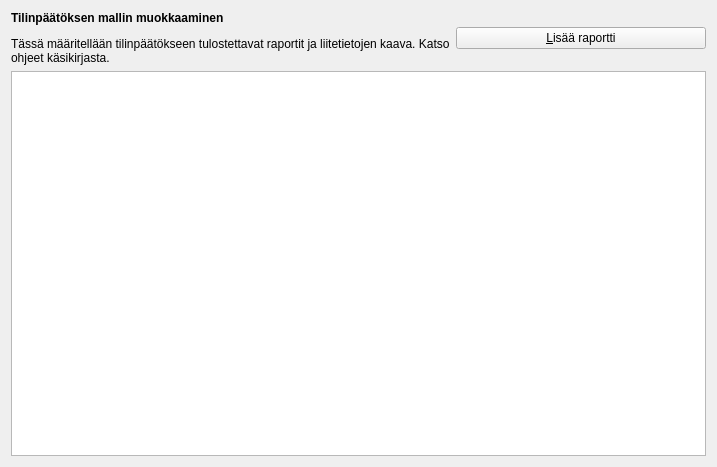
Old version of the form kitupiikki/maaritys/kaavaeditori.ui in the repository artoh/kitupiikki.
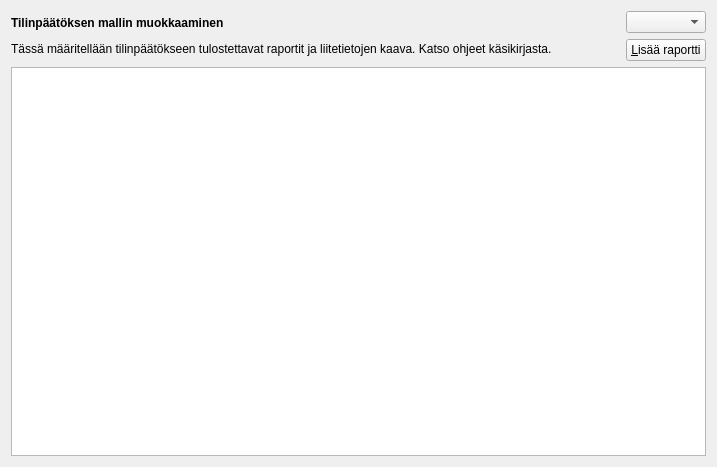
New version of the form. Icons and pictures are not drawn.

The edit to the form file:
```diff
--- a/kitupiikki/maaritys/kaavaeditori.ui
+++ b/kitupiikki/maaritys/kaavaeditori.ui
@@ -13,9 +13,9 @@
   <property name="windowTitle">
    <string>Form</string>
   </property>
-  <layout class="QVBoxLayout" name="verticalLayout">
+  <layout class="QVBoxLayout" name="verticalLayout_2">
    <item>
-    <layout class="QHBoxLayout" name="horizontalLayout">
+    <layout class="QHBoxLayout" name="horizontalLayout" stretch="1,0">
      <item>
       <widget class="QLabel" name="label">
        <property name="text">
@@ -27,6 +27,11 @@
       </widget>
      </item>
      <item>
+      <layout class="QVBoxLayout" name="verticalLayout">
+       <item>
+        <widget class="QComboBox" name="kieliCombo"/>
+       </item>
+       <item>
       <widget class="QPushButton" name="raporttiNappi">
        <property name="sizePolicy">
         <sizepolicy hsizetype="Preferred" vsizetype="Fixed">
@@ -51,6 +56,8 @@
         <string>F11</string>
        </property>
       </widget>
+       </item>
+      </layout>
      </item>
     </layout>
    </item>
```
Lines whose indentation alone changed are shown as unchanged.
